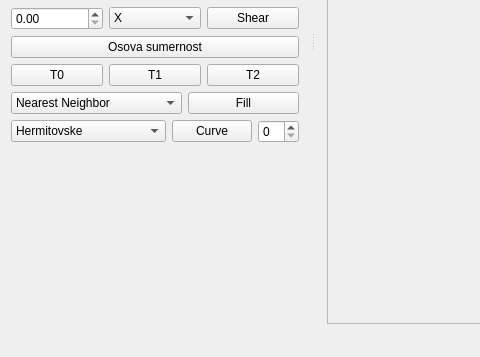
Before: the Qt Designer form ImageViewer.ui in mavik3/pg, drawn with Qt 5; both pictures show x 0 to 480 and y 289 to 646 of the 818 by 646 pixel window.
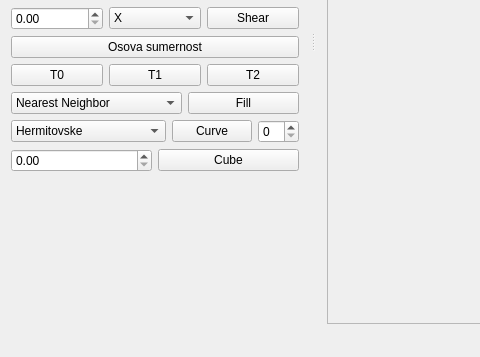
After: the same form once the commit is applied.

Commit message: created a class mesh where are functions for creation cube, two structs for point and face

Diff of the .ui file:
```diff
--- a/ImageViewer.ui
+++ b/ImageViewer.ui
@@ -317,6 +317,20 @@
        </item>
       </layout>
      </item>
+     <item>
+      <layout class="QHBoxLayout" name="horizontalLayout_8">
+       <item>
+        <widget class="QDoubleSpinBox" name="spinCube"/>
+       </item>
+       <item>
+        <widget class="QPushButton" name="pbCube">
+         <property name="text">
+          <string>Cube</string>
+         </property>
+        </widget>
+       </item>
+      </layout>
+     </item>
      <item>
       <spacer name="verticalSpacer">
        <property name="orientation">
```
Left out of the diff: 13 changed lines with no effect on the pictures. The commit also changes 5 other files.
